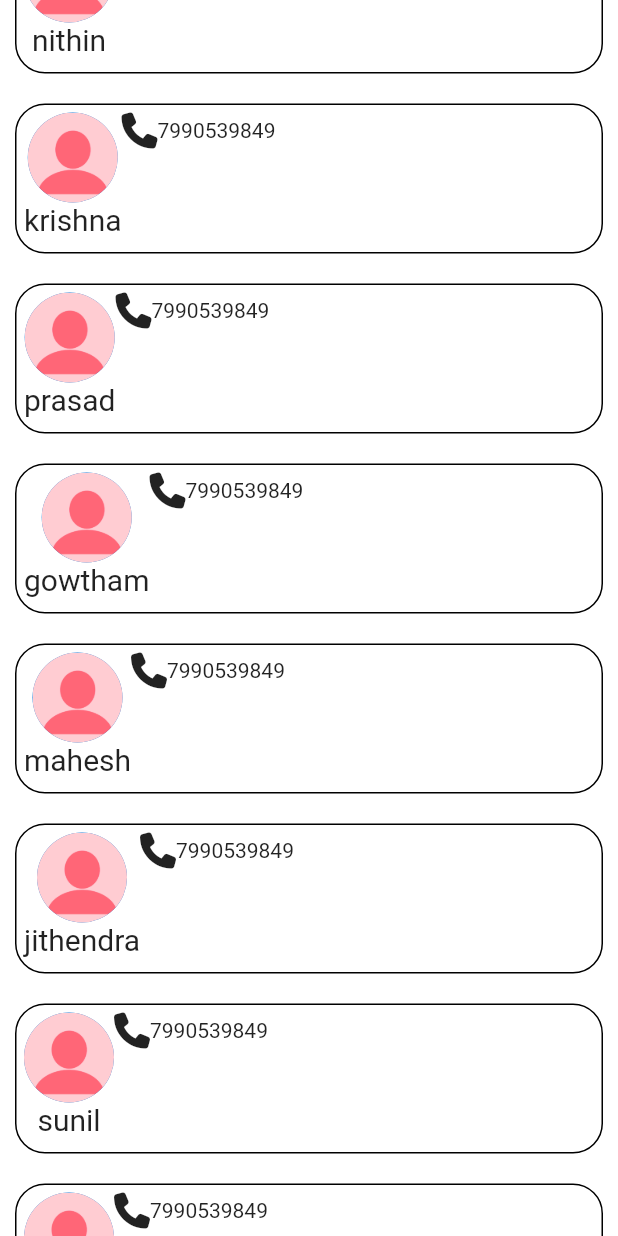
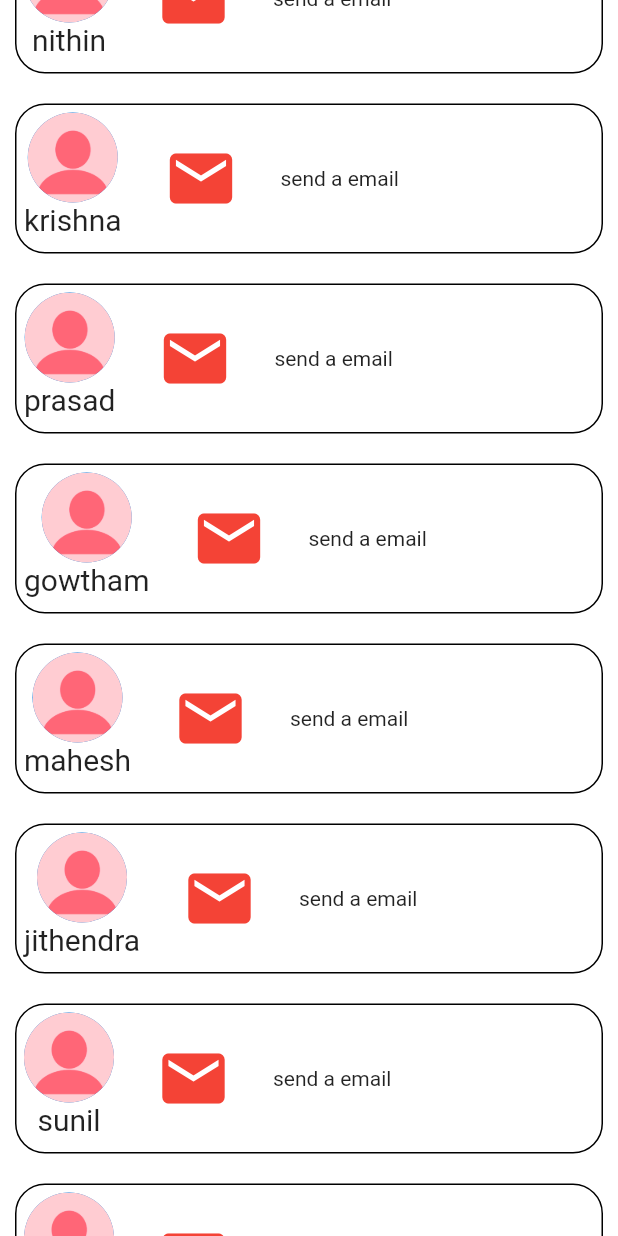
Before and after one commit to harsha2149/tute-app, a Flutter app: the Contacts_details screen opened directly, scrolled down 576 dp, on a phone screen of 412 x 824 dp. Run offline on Flutter 3.47's test engine with Material 2 defaults, Android fonts, the phone set to English and light mode, and no system bars; our stand-ins replace carousel_slider, font_awesome_flutter, table_calendar.

Commit message:
chat screen updation in process

```diff
--- a/lib/contacts/details.dart
+++ b/lib/contacts/details.dart
@@ -1,8 +1,9 @@
 import 'package:flutter/material.dart';
-import 'package:font_awesome_flutter/font_awesome_flutter.dart';
+import 'package:url_launcher/url_launcher.dart';
+
+class Contacts_details extends StatefulWidget {
 
 
-class Contacts_details extends StatefulWidget {
 
   @override
   State<Contacts_details> createState() => _Contacts_detailsState();
@@ -38,6 +39,7 @@ class _Contacts_detailsState extends State<Contacts_details> {
 
             ],
           ),
+
         ),
       ),
     );
@@ -85,21 +87,39 @@ class contact_info extends StatelessWidget {
             ],
           ),
           SizedBox(
-          height: 30,
+            width: 20,
           ),
-       Column(
+          Expanded(
+            child: Column(
               children: [
-           Row(
+
+                Expanded(
+                  child: Row(
                     children: [
-               Icon(FontAwesomeIcons.phone),
-               Text('7990539849')
+                     TextButton(
+                       onPressed: (){
+                       },
+                       child: Container(
+                         child: Icon(Icons.email, color: Colors.red,size: 50,),
+                       ),
+
+                     ),
+                      SizedBox(
+                        width: 20,
+                      ),
+                      Text('send a email')
                     ],
+                  ),
                 )
 
               ],
+            ),
           )
+
+
         ],
       ),
+
     );
   }
 }
--- a/pubspec.yaml
+++ b/pubspec.yaml
@@ -37,6 +37,8 @@ dependencies:
   font_awesome_flutter: ^10.1.0
   carousel_slider: ^4.1.1
   table_calendar: ^3.0.6
+  url_launcher: ^6.0.17
+  http: ^0.13.4
 
 
 
```
Also changed, not shown: pubspec.lock. Lines whose indentation alone changed are shown as unchanged.
